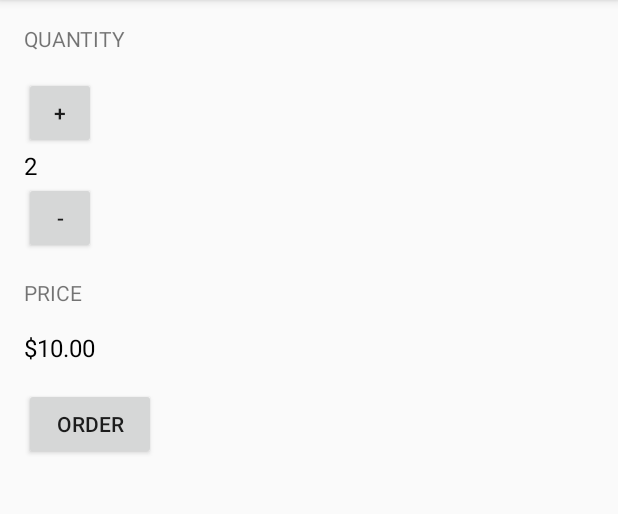
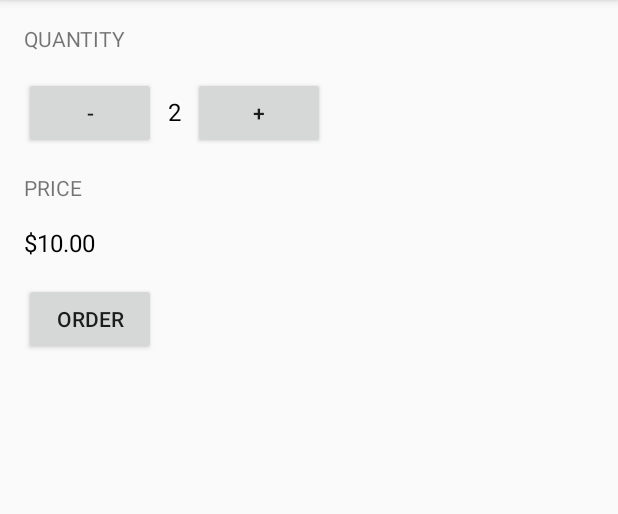
Before and after one commit to letrandat/just-java, an Android app: the screen it shows after launch (MainActivity), on a phone screen of 412 x 824 dp, the part 84-598 px from its top. Run offline under Robolectric (Android 15) with nearby library versions, the phone set to English and light mode, and no system bars.

Commit message:
Better picker

```diff
--- a/app/src/main/res/layout/activity_main.xml
+++ b/app/src/main/res/layout/activity_main.xml
@@ -12,28 +12,34 @@
         android:text="@string/quantity_title"
         android:textAllCaps="true" />
 
+    <LinearLayout
+        android:layout_width="match_parent"
+        android:layout_height="wrap_content"
+        android:orientation="horizontal">
+
         <Button
-        android:layout_width="48dp"
-        android:layout_height="48dp"
+            android:layout_width="wrap_content"
+            android:layout_height="wrap_content"
             android:layout_marginLeft="16dp"
-        android:onClick="increment"
-        android:text="+" />
+            android:onClick="decrement"
+            android:text="-" />
 
         <TextView
             android:id="@+id/quantity_text_view"
             android:layout_width="wrap_content"
             android:layout_height="wrap_content"
-        android:paddingLeft="16dp"
+            android:padding="8dp"
             android:text="@string/quantity"
             android:textColor="@android:color/black"
             android:textSize="16sp" />
 
         <Button
-        android:layout_width="48dp"
-        android:layout_height="48dp"
-        android:layout_marginLeft="16dp"
-        android:onClick="decrement"
-        android:text="-" />
+            android:layout_width="wrap_content"
+            android:layout_height="wrap_content"
+            android:onClick="increment"
+            android:text="+" />
+
+    </LinearLayout>
 
     <TextView
         android:layout_width="wrap_content"
```
Lines whose indentation alone changed are shown as unchanged.
